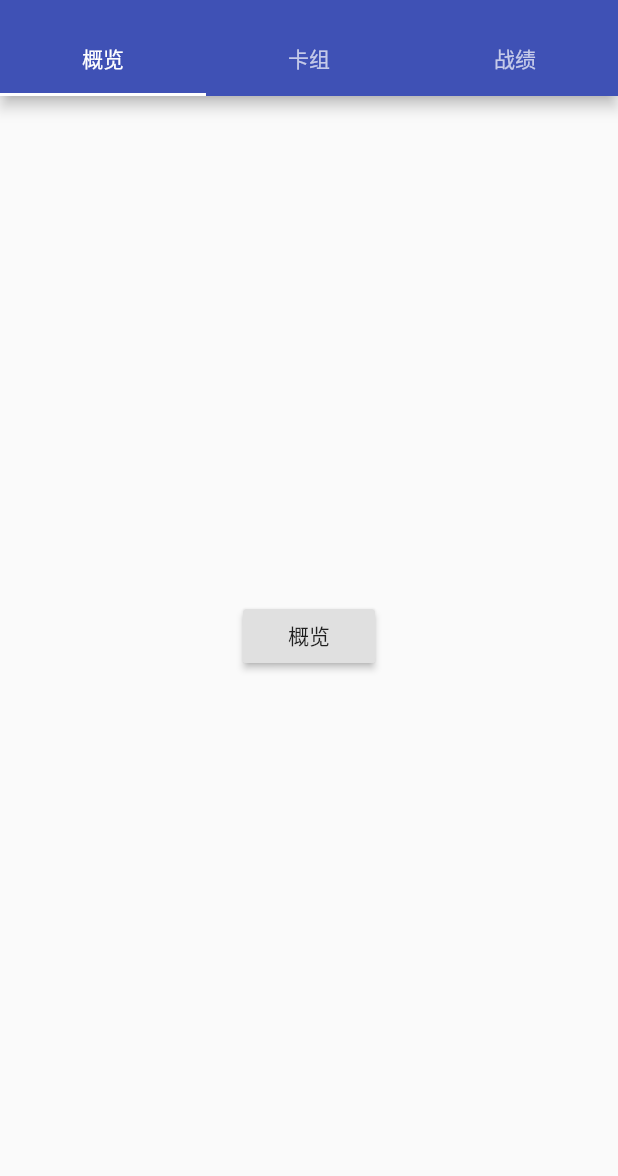
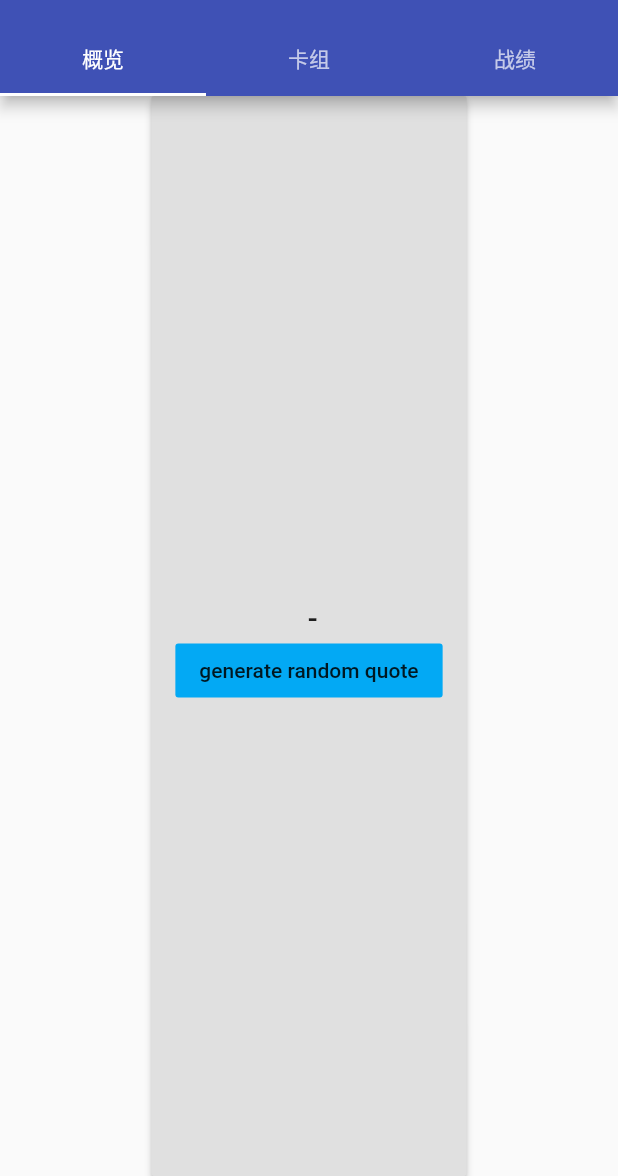
Before and after one commit to C-Royale/clash_royale_client, a Flutter app: the HomeState screen opened directly, on a phone screen of 412 x 824 dp, the part 60-1236 px from its top. Run offline on Flutter 3.47's test engine with Material 2 defaults, Android fonts, the phone set to English and light mode, and no system bars; our stand-ins replace dio, dynamic_theme, flutter_redux, redux, redux_thunk, shared_preferences; accounts and stored records are empty; network calls fail.

Commit message:
Add flutter_redux and redux_thunk demo

```diff
--- a/lib/main.dart
+++ b/lib/main.dart
@@ -1,16 +1,25 @@
 import 'dart:async';
+import 'package:clash_royale_client/store/redux.dart';
 import 'package:clash_royale_client/views/home/main.dart';
 import 'package:clash_royale_client/views/login/login.dart';
 import 'package:flutter/material.dart';
 import 'package:dynamic_theme/dynamic_theme.dart';
+import 'package:redux/redux.dart';
 import 'package:shared_preferences/shared_preferences.dart';
+import 'package:flutter_redux/flutter_redux.dart';
+import 'package:redux_thunk/redux_thunk.dart';
+
+final store = new Store<AppState>(reducer,
+    initialState: new AppState(0, "", ""), middleware: [thunkMiddleware]);
 
 void main() => runApp(MyApp());
 
 class MyApp extends StatelessWidget {
   @override
   Widget build(BuildContext context) {
-    return new DynamicTheme(
+    return StoreProvider<AppState>(
+        store: store,
+        child: new DynamicTheme(
             defaultBrightness: Brightness.light,
             data: (brightness) => new ThemeData(
                   primarySwatch: Colors.indigo,
@@ -22,7 +31,7 @@ class MyApp extends StatelessWidget {
                 theme: theme,
                 home: MainPage(),
               );
-        });
+            }));
   }
 }
 
--- /dev/null
+++ b/lib/store/redux.dart
@@ -0,0 +1,69 @@
+import 'package:redux/redux.dart';
+import 'package:redux_thunk/redux_thunk.dart';
+import 'dart:convert';
+import 'package:dio/dio.dart';
+
+// AppState
+class AppState {
+  int _counter;
+  String _quote;
+  String _author;
+
+  int get counter => _counter;
+  String get quote => _quote;
+  String get author => _author;
+
+  AppState(this._counter, this._quote, this._author);
+}
+
+// Sync Action
+enum Action { IncrementAction }
+
+class UpdateQuoteAction {
+  String _quote;
+  String _author;
+
+  String get quote => this._quote;
+  String get author => this._author;
+
+  UpdateQuoteAction(this._quote, this._author);
+}
+
+// ThunkAction
+ThunkAction<AppState> getRandomQuote = (Store<AppState> store) async {
+  try {
+    Response response = await Dio().get(
+        "http://quotesondesign.com/wp-json/posts?filter[orderby]=rand&filter[posts_per_page]=1");
+        print('---> ${response.data}');
+    List<dynamic> result = json.decode(response.data);
+
+    // This is to remove the <p></p> html tag received. This code is not crucial.
+    String quote = result[0]['content']
+        .replaceAll(new RegExp('[(<p>)(</p>)]'), '')
+        .replaceAll(new RegExp('&#8217;'), '\'');
+    String author = result[0]['title'];
+
+    store.dispatch(new UpdateQuoteAction(quote, author));
+  } catch (e) {
+    print('error: $e');
+  }
+};
+
+// Reducer
+AppState reducer(AppState prev, dynamic action) {
+
+  if (action == Action.IncrementAction) {
+
+    AppState newAppState = new AppState(prev.counter + 1, prev.quote, prev.author);
+
+    return newAppState;
+
+  } else if (action is UpdateQuoteAction) {
+    AppState newAppState = new AppState(prev.counter, action.quote, action.author);
+
+    return newAppState;
+  } else {
+    return prev;
+  }
+
+}
--- a/lib/views/home/main.dart
+++ b/lib/views/home/main.dart
@@ -1,9 +1,13 @@
+import 'package:clash_royale_client/store/redux.dart';
 import 'package:clash_royale_client/views/home/battles.dart';
 import 'package:clash_royale_client/views/navbar.dart';
 import 'package:flutter/material.dart';
+import 'package:flutter_redux/flutter_redux.dart';
 import '../../api/api.dart';
 
 List tabs = ["概览", "卡组", "战绩"];
+
+typedef void GenerateQuote();
 
 class HomeState extends StatefulWidget {
   static final String routeName = '/home';
@@ -42,7 +46,33 @@ class _HomeState extends State<HomeState> with SingleTickerProviderStateMixin {
             Container(
               alignment: Alignment.center,
               child: RaisedButton(
-                child: Text("概览"),
+                child: new Column(
+                  mainAxisAlignment: MainAxisAlignment.center,
+                  children: <Widget>[
+                    // display random quote and its author
+                    StoreConnector<AppState, AppState>(
+                      converter: (store) => store.state,
+                      builder: (_, state) {
+                        return new Text(
+                          ' ${state.quote} \n -${state.author}',
+                          textAlign: TextAlign.center,
+                          style: const TextStyle(fontSize: 20.0),
+                        );
+                      },
+                    ),
+                    // generate quote button
+                    StoreConnector<AppState, GenerateQuote>(
+                      converter: (store) =>
+                          () => store.dispatch(getRandomQuote),
+                      builder: (_, generateQuoteCallback) {
+                        return new FlatButton(
+                            color: Colors.lightBlue,
+                            onPressed: generateQuoteCallback,
+                            child: new Text("generate random quote"));
+                      },
+                    )
+                  ],
+                ),
                 onPressed: getVersion,
               ),
             ),
--- a/pubspec.yaml
+++ b/pubspec.yaml
@@ -18,6 +18,8 @@ dependencies:
   dio: ^2.0.0
   shared_preferences: ^0.5.0
   dynamic_theme: ^1.0.1
+  flutter_redux: ^0.5.0
+  redux_thunk: ^0.2.1
 
   # The following adds the Cupertino Icons font to your application.
   # Use with the CupertinoIcons class for iOS style icons.
```
Lines whose indentation alone changed are shown as unchanged.
